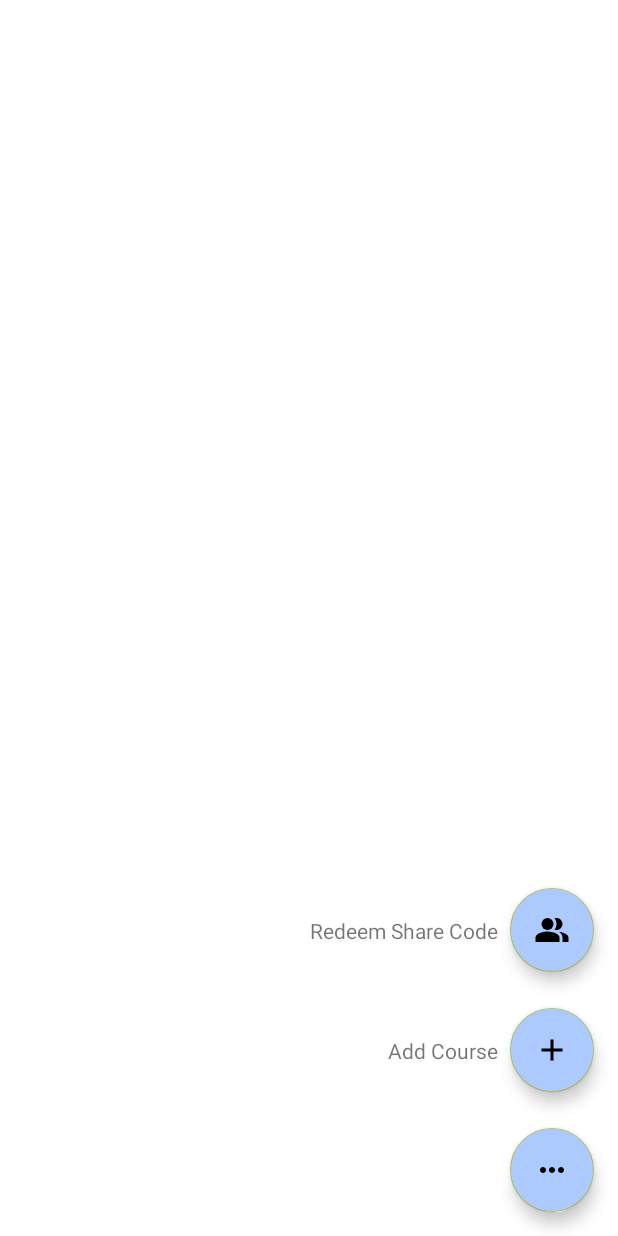
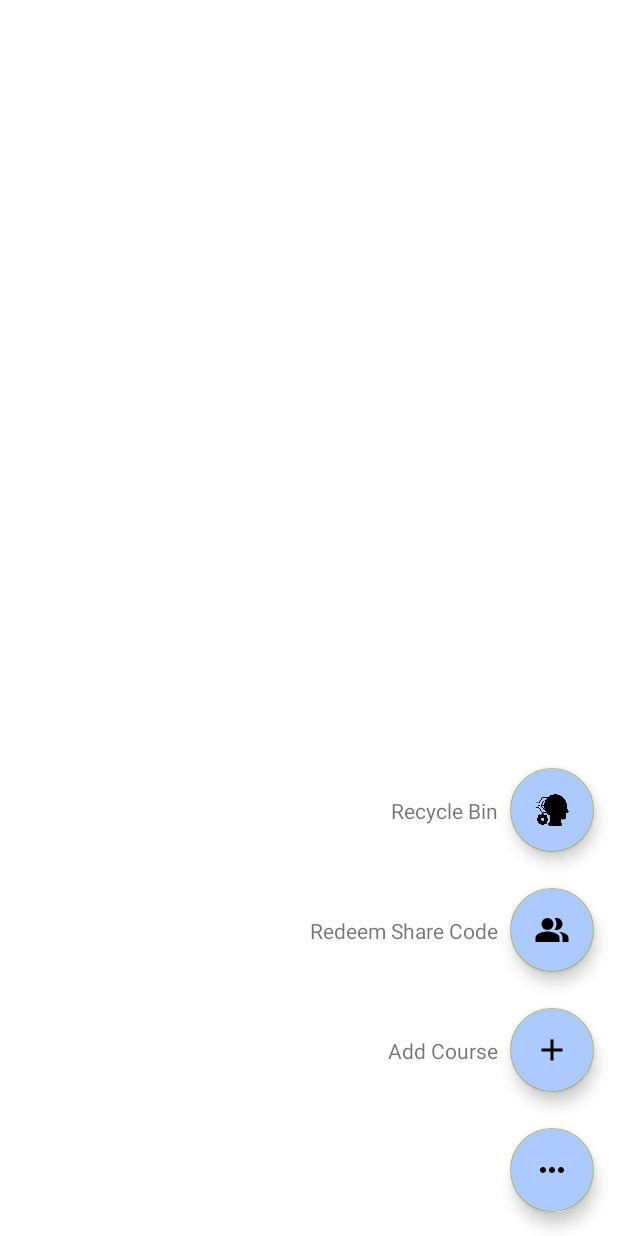
Before and after one commit to prodingerd/software-technology, an Android app: the screen it shows after launch once a user with an empty profile is signed in (OverviewActivity), after a tap on "ParentMenuButton", on a phone screen of 412 x 824 dp. Run offline under Robolectric (Android 15) with nearby library versions, the phone set to English and light mode, and no system bars; our stand-ins replace Dagger/Hilt's generated code, Firebase (no records; nobody signed in at launch, a user with empty details on screens opened directly); 2 statements that could not run were skipped.

Commit message:
Add recyle bin fab

```diff
--- a/app/src/main/java/com/tugraz/studybuddy/presentation/activity/OverviewActivity.java
+++ b/app/src/main/java/com/tugraz/studybuddy/presentation/activity/OverviewActivity.java
@@ -38,35 +38,42 @@ public class OverviewActivity extends AppCompatActivity implements IClickListene
             courseRecycler.setLayoutManager(new LinearLayoutManager(this));
         });
 
-        FloatingActionButton mFab, mAddFab, mShareFab;
-        TextView addActionText, shareActionText;
+        FloatingActionButton mFab, mAddFab, mShareFab, mRecycleFab;
+        TextView addActionText, shareActionText, recycleActionText;
 
         mFab = findViewById(R.id.add_fab);
 
         mAddFab = findViewById(R.id.add_course_fab);
         mShareFab = findViewById(R.id.share_fab);
+        mRecycleFab = findViewById(R.id.bin_fab);
 
         addActionText = findViewById(R.id.add_course_action_text);
         shareActionText = findViewById(R.id.share_action_text);
+        recycleActionText = findViewById(R.id.recycle_action_text);
 
         mAddFab.setVisibility(View.GONE);
         mShareFab.setVisibility(View.GONE);
+        mRecycleFab.setVisibility(View.GONE);
 
         addActionText.setVisibility(View.GONE);
         shareActionText.setVisibility(View.GONE);
+        recycleActionText.setVisibility(View.GONE);
 
         mFab.setOnClickListener(view -> {
             if (mAddFab.getVisibility() == View.GONE) {
                 mAddFab.show();
                 mShareFab.show();
+                mRecycleFab.show();
                 addActionText.setVisibility(View.VISIBLE);
                 shareActionText.setVisibility(View.VISIBLE);
-
+                recycleActionText.setVisibility(View.VISIBLE);
             } else {
                 mAddFab.setVisibility(View.GONE);
                 mShareFab.setVisibility(View.GONE);
+                mRecycleFab.setVisibility(View.GONE);
                 addActionText.setVisibility(View.GONE);
                 shareActionText.setVisibility(View.GONE);
+                recycleActionText.setVisibility(View.GONE);
             }
         });
 
@@ -87,6 +94,10 @@ public class OverviewActivity extends AppCompatActivity implements IClickListene
             }).setNegativeButton(android.R.string.cancel, null);
 
             builder.create().show();
+        });
+
+        mRecycleFab.setOnClickListener(v -> {
+            Toast.makeText(getApplicationContext(), "Recycle Bin", Toast.LENGTH_SHORT).show();
         });
 
         mAddFab.setOnClickListener(v -> startActivity(new Intent(this, AddCourseActivity.class)));
--- a/app/src/main/res/layout/activity_overview.xml
+++ b/app/src/main/res/layout/activity_overview.xml
@@ -1,6 +1,7 @@
 <?xml version="1.0" encoding="utf-8"?>
 <androidx.constraintlayout.widget.ConstraintLayout xmlns:android="http://schemas.android.com/apk/res/android"
     xmlns:app="http://schemas.android.com/apk/res-auto"
+    xmlns:tools="http://schemas.android.com/tools"
     android:layout_width="match_parent"
     android:layout_height="match_parent">
 
@@ -64,6 +65,29 @@
         app:layout_constraintEnd_toStartOf="@+id/share_fab"
         app:layout_constraintTop_toTopOf="@+id/share_fab" />
 
+    <com.google.android.material.floatingactionbutton.FloatingActionButton
+        android:id="@+id/bin_fab"
+        android:layout_width="wrap_content"
+        android:layout_height="wrap_content"
+        android:layout_marginBottom="24dp"
+        android:backgroundTint="@color/jordy_blue"
+        android:contentDescription="@string/shareMenuItem"
+        app:fabSize="normal"
+        app:layout_constraintBottom_toTopOf="@+id/share_fab"
+        app:layout_constraintEnd_toEndOf="@+id/share_fab"
+        app:layout_constraintStart_toStartOf="@+id/share_fab"
+        app:srcCompat="@drawable/logo" />
+
+    <TextView
+        android:id="@+id/recycle_action_text"
+        android:layout_width="wrap_content"
+        android:layout_height="wrap_content"
+        android:layout_marginEnd="8dp"
+        android:text="@string/recycle_bin_text"
+        app:layout_constraintBottom_toBottomOf="@+id/bin_fab"
+        app:layout_constraintEnd_toStartOf="@+id/bin_fab"
+        app:layout_constraintTop_toTopOf="@+id/bin_fab" />
+
     <androidx.recyclerview.widget.RecyclerView
         android:id="@+id/recyclerViewMain"
         android:layout_width="match_parent"
@@ -73,7 +97,9 @@
         android:layout_marginEnd="10dp"
         app:layout_constraintBottom_toBottomOf="parent"
         app:layout_constraintEnd_toEndOf="parent"
+        app:layout_constraintHorizontal_bias="0.0"
         app:layout_constraintStart_toStartOf="parent"
-        app:layout_constraintTop_toTopOf="parent" />
+        app:layout_constraintTop_toTopOf="parent"
+        app:layout_constraintVertical_bias="1.0" />
 
 </androidx.constraintlayout.widget.ConstraintLayout>
--- a/app/src/main/res/values/strings.xml
+++ b/app/src/main/res/values/strings.xml
@@ -45,5 +45,7 @@
     <string name="add_shared_course">Redeem Share Code</string>
     <string name="add_new_course">Add Course</string>
     <string name="addCourseMenuItem">addMenuItem</string>
+    <string name="recycle_bin_text">Recycle Bin</string>
+    <string name="title_activity_recycle_bin">RecycleBinActivity</string>
 
 </resources>
```
Also changed, not shown: app/src/main/AndroidManifest.xml (+9 -3 lines), app/src/main/java/com/tugraz/studybuddy/presentation/activity/RecycleBinActivity.java (added, +16 -0 lines), app/src/main/res/layout/activity_recycle_bin.xml (added, +9 -0 lines).
